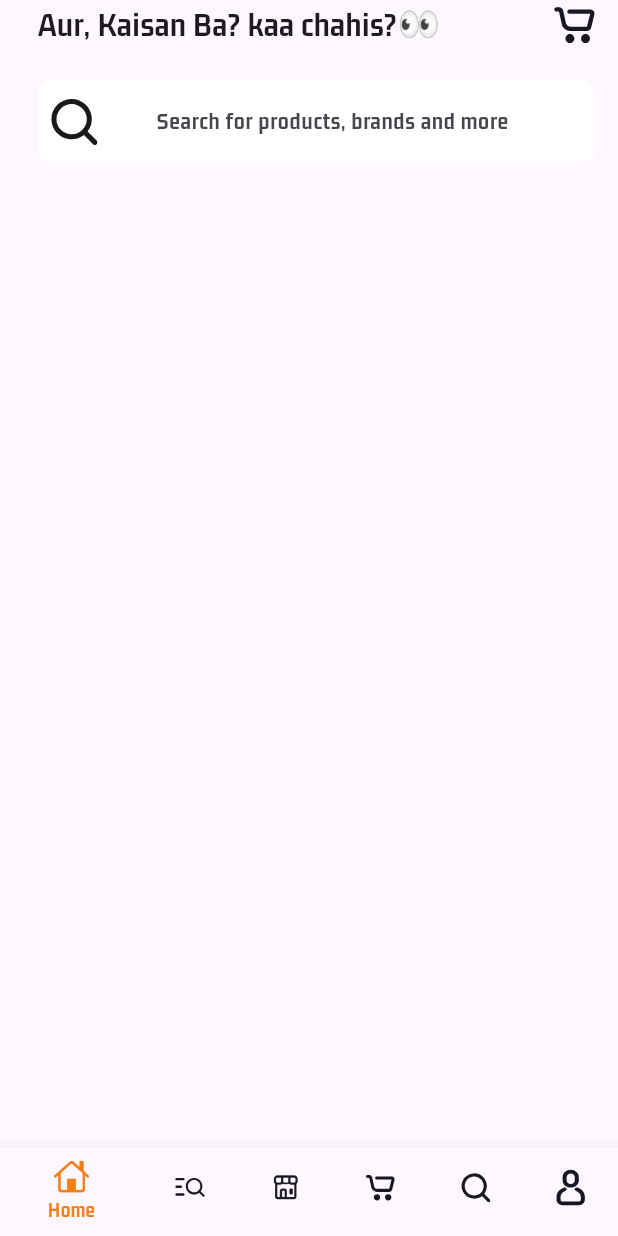
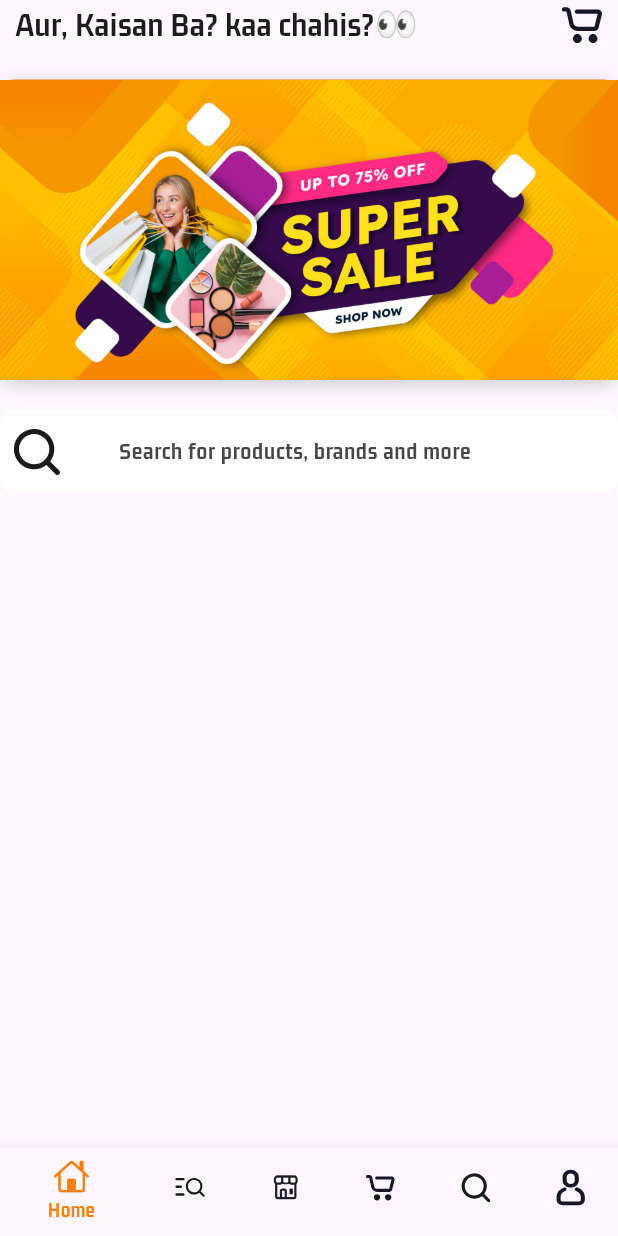
Before and after one commit to varshneydevansh/multi_vendor_demo, a Flutter app: the screen it shows after launch, on a phone screen of 412 x 824 dp. Run offline on Flutter 3.47's test engine with Material 2 defaults, Android fonts, the phone set to English and light mode, and no system bars; our stand-ins replace flutter_svg.

Commit message:
added banner and connection with firebase

```diff
--- a/lib/views/buyers/nav_screens/home_screen.dart
+++ b/lib/views/buyers/nav_screens/home_screen.dart
@@ -1,6 +1,7 @@
 import 'package:flutter/material.dart';
-import 'package:flutter_svg/flutter_svg.dart';
-import 'package:multi_vendor_demo/views/buyers/nav_screens/search_widget_top.dart';
+//import 'package:flutter_svg/svg.dart';
+import 'package:multi_vendor_demo/views/buyers/nav_screens/nav_screen_widget/banneR_widget.dart';
+import 'package:multi_vendor_demo/views/buyers/nav_screens/nav_screen_widget/search_widget_top.dart';
 
 import 'nav_screen_widget/welcome_widget.dart';
 
@@ -9,14 +10,13 @@ class HomeScreen extends StatelessWidget {
 
   @override
   Widget build(BuildContext context) {
-    return Padding(
-      padding: EdgeInsets.only(
-          top: MediaQuery.of(context).padding.top, left: 25, right: 15),
-      child: Column(children: [
-        Welcome(),
-        SizedBox(height: 20,),
-        SearchWidgetTop()
-      ]),
-    );
+    return Column(children: [
+      Welcome(),
+      SizedBox(height: 20,),
+      BannerWidget(),
+      SizedBox(height: 20,),
+      SearchWidgetTop(),
+
+    ]);
   }
 }
--- /dev/null
+++ b/lib/views/buyers/nav_screens/nav_screen_widget/banneR_widget.dart
@@ -0,0 +1,26 @@
+import 'package:flutter/material.dart';
+
+class BannerWidget extends StatelessWidget {
+  const BannerWidget({super.key});
+
+  @override
+  Widget build(BuildContext context) {
+    return Container(
+      height: 200,
+      width: MediaQuery.of(context).size.width,
+      decoration: BoxDecoration(
+          borderRadius: BorderRadius.circular(10),
+          color: Colors.yellow.shade900,
+          boxShadow: [
+            BoxShadow(
+                color: Colors.grey.withOpacity(0.5),
+                blurRadius: 10,
+                offset: Offset(0, 3))
+          ]),
+      child: Image.asset(
+        'assets/images/banner1.jpg',
+        fit: BoxFit.cover,
+      ),
+    );
+  }
+}
--- a/lib/views/buyers/nav_screens/nav_screen_widget/welcome_widget.dart
+++ b/lib/views/buyers/nav_screens/nav_screen_widget/welcome_widget.dart
@@ -8,7 +8,10 @@ class Welcome extends StatelessWidget {
 
   @override
   Widget build(BuildContext context) {
-    return Row(
+    return Padding(
+      padding: EdgeInsets.only(
+          top: MediaQuery.of(context).padding.top, left: 10, right: 10),
+      child: Row(
         mainAxisAlignment: MainAxisAlignment.spaceBetween,
         children: [
           Text(
@@ -22,6 +25,7 @@ class Welcome extends StatelessWidget {
             ),
           ),
         ],
+      ),
     );
   }
 }
--- a/pubspec.yaml
+++ b/pubspec.yaml
@@ -35,6 +35,11 @@ dependencies:
   # Use with the CupertinoIcons class for iOS style icons.
   cupertino_icons: ^1.0.2
   flutter_svg: ^2.0.5
+  firebase_core: ^2.13.0
+  cloud_firestore: ^4.7.1
+  firebase_auth: ^4.6.1
+  firebase_storage: ^11.2.1
+  image_picker: ^0.8.7+5
 
 dev_dependencies:
   flutter_test:
```
Also changed, not shown: lib/views/buyers/nav_screens/nav_screen_widget/search_widget_top.dart (renamed from lib/views/buyers/nav_screens/search_widget_top.dart), pubspec.lock, 6 other files. Lines whose indentation alone changed are shown as unchanged.
